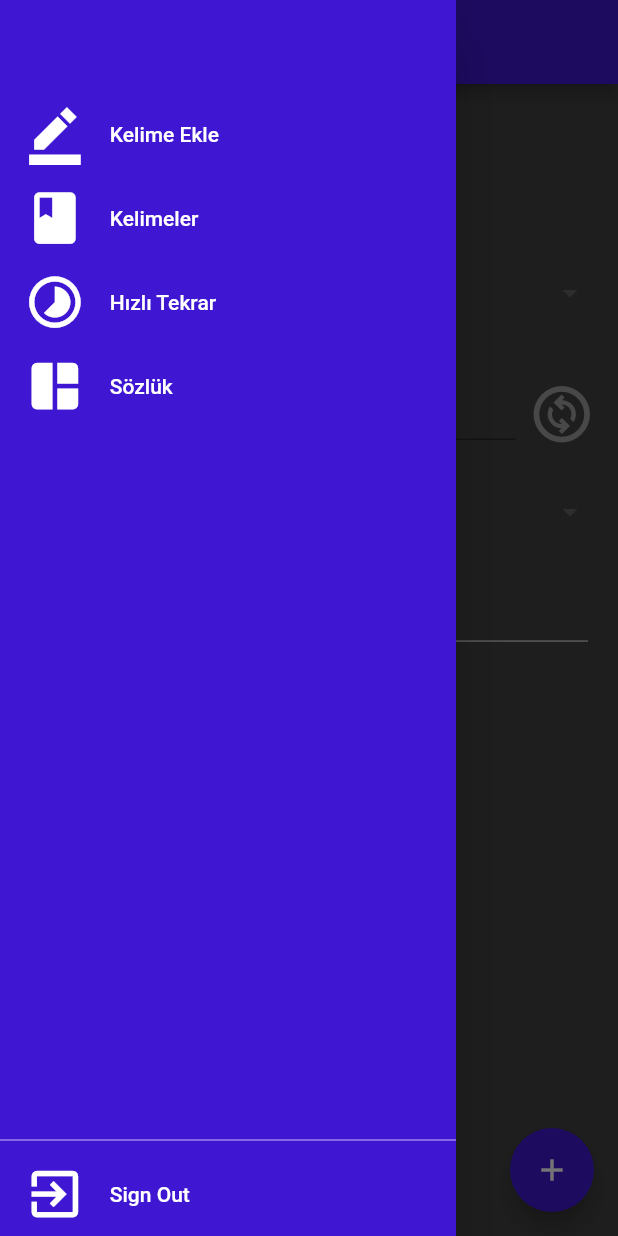
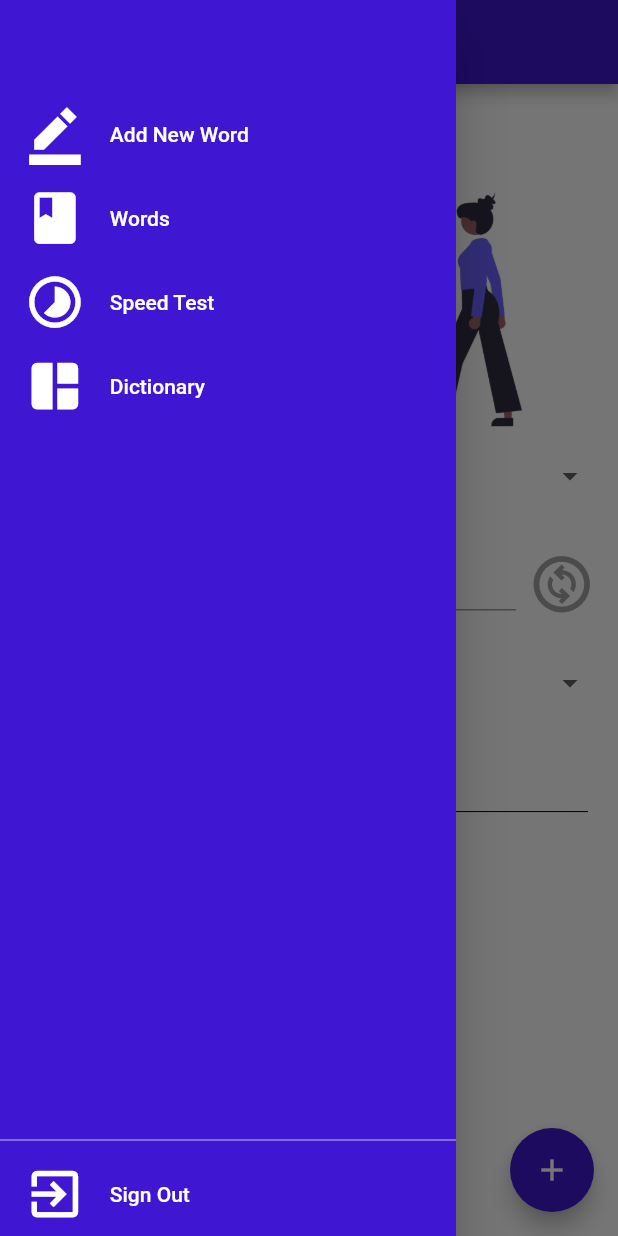
Before and after one commit to erdemsaray/WordFusionApp, a Flutter app: the TranslatePage screen opened by its route, with the side drawer open, on a phone screen of 412 x 824 dp. Run offline on Flutter 3.47's test engine with Material 2 defaults, Android fonts, the phone set to English and light mode, and no system bars; our stand-ins replace cloud_firestore, firebase_auth, firebase_core, google_sign_in; missing offline and left inert: translator; accounts and stored records are empty.

Commit message:
translate

```diff
--- a/lib/screens/speedtestpage.dart
+++ b/lib/screens/speedtestpage.dart
@@ -41,11 +41,12 @@ void soruHazirla() {
   cevaplar.clear();
 
   if (kelimeler.length < 4) {
-    questionWord = "yeterli kelime yok";
-    cevaplar.add("yeterli kelime yok");
-    cevaplar.add("yeterli kelime yok");
-    cevaplar.add("yeterli kelime yok");
-    cevaplar.add("yeterli kelime yok");
+    questionWord = "4 words required!";
+    cevaplar.add("not enough words");
+    cevaplar.add("not enough words");
+    cevaplar.add("not enough words");
+    cevaplar.add("not enough words");
+    timer!.cancel();
   } else {
     //bu kısımda hata veriyor
     int x = Random().nextInt(kelimeler.length - 1);
@@ -337,8 +338,8 @@ class _SpeedTestPageState extends State<SpeedTestPage> {
                                   child: Row(
                                     mainAxisAlignment: MainAxisAlignment.spaceAround,
                                     children: [
-                                      Text("Puan: ${puan}"),
-                                      Text("Kalan Süre: ${kalanSure}"),
+                                      Text("Score: ${puan}"),
+                                      Text("Time: ${kalanSure}"),
                                     ],
                                   ),
                                 ),
@@ -387,6 +388,7 @@ class _SpeedTestPageState extends State<SpeedTestPage> {
 
   void startTimer() {
     timer = Timer.periodic(const Duration(seconds: 1), (timer) {
+      if (mounted) {
         setState(() {
           if (kalanSure < 1) {
             timer.cancel();
@@ -402,6 +404,7 @@ class _SpeedTestPageState extends State<SpeedTestPage> {
             kalanSure--;
           }
         });
+      }
     });
   }
 }
--- a/lib/screens/translatepage.dart
+++ b/lib/screens/translatepage.dart
@@ -40,8 +40,10 @@ class _TranslatePageState extends State<TranslatePage> {
   @override
   Widget build(BuildContext context) {
     double heightSize = MediaQuery.of(context).size.height;
+    double widthSize = MediaQuery.of(context).size.width;
 
     return Scaffold(
+        backgroundColor: Colors.white,
         extendBodyBehindAppBar: true,
         floatingActionButton: FloatingActionButton(
           backgroundColor: ColorItems.mainColor,
@@ -56,8 +58,11 @@ class _TranslatePageState extends State<TranslatePage> {
           title: const Text('Translate Page'),
           centerTitle: true,
         ),
-        body: Container(
-          color: const Color.fromARGB(255, 67, 66, 66),
+        body: SingleChildScrollView(
+          reverse: true,
+          child: Container(
+            height: widthSize * 1.40,
+            color: Colors.white,
             child: Padding(
               padding: const EdgeInsets.symmetric(horizontal: 20),
               child: DefaultTextStyle(
@@ -65,22 +70,22 @@ class _TranslatePageState extends State<TranslatePage> {
                 child: ListView(
                   children: [
                     Padding(
-                    padding: EdgeInsets.only(top: heightSize * 0.14),
-                    child: DropdownButtonHideUnderline(
+                      padding: EdgeInsets.only(right: heightSize * 0.03, top: 30, bottom: heightSize * 0.01),
+                      child: SizedBox(
+                        child: Image.asset('assets/translateimage.png'),
+                      ),
+                    ),
+                    DropdownButtonHideUnderline(
                       child: DropdownButton<String>(
-                        dropdownColor: const Color.fromARGB(255, 67, 66, 66),
+                        dropdownColor: Colors.white,
                         style: const TextStyle(
                           fontSize: 24,
-                          color: Colors.white,
+                          color: ColorItems.translateBlue,
                         ),
                         value: value,
                         items: languageItems.map(buildMenuItem).toList(),
                         onChanged: (value) => setState(() => this.value = value),
                       ),
-                    ),
-                  ),
-                  const SizedBox(
-                    height: 8,
                     ),
                     Row(
                       crossAxisAlignment: CrossAxisAlignment.end,
@@ -119,7 +124,7 @@ class _TranslatePageState extends State<TranslatePage> {
                           ),
                         ),
                         IconButton(
-                          color: Colors.grey,
+                            color: Color.fromARGB(255, 165, 164, 164),
                             onPressed: () {
                               String? temp = value;
                               value = value2;
@@ -137,10 +142,10 @@ class _TranslatePageState extends State<TranslatePage> {
                     ),
                     DropdownButtonHideUnderline(
                       child: DropdownButton<String>(
-                      dropdownColor: const Color.fromARGB(255, 67, 66, 66),
+                        dropdownColor: Colors.white,
                         style: const TextStyle(
                           fontSize: 24,
-                        color: Colors.white,
+                          color: ColorItems.translateBlue,
                         ),
                         value: value2,
                         items: languageItems.map(buildMenuItem).toList(),
@@ -152,13 +157,15 @@ class _TranslatePageState extends State<TranslatePage> {
                     ),
                     Text(
                       translated,
-                    style: const TextStyle(color: ColorItems.translateBlue, fontWeight: FontWeight.bold, fontSize: 36),
+                      style:
+                          const TextStyle(color: ColorItems.translateBlue, fontWeight: FontWeight.bold, fontSize: 36),
                     ),
                     const Divider(
                       height: 20,
-                    color: Colors.white,
+                      color: Colors.black,
                     )
                   ],
+                ),
               ),
             ),
           ),
--- a/lib/widget/navigation_drawer_widget.dart
+++ b/lib/widget/navigation_drawer_widget.dart
@@ -17,15 +17,15 @@ class NavigationDrawerWidget extends StatelessWidget {
             children: <Widget>[
               SizedBox(height: size * 1.5),
               buildMenuItem(
-                  text: "Kelime Ekle",
+                  text: "Add New Word",
                   icon: Icons.border_color_sharp,
                   size: size,
                   onClicked: () => selectedItem(context, 3)),
-              buildMenuItem(text: "Kelimeler", icon: Icons.book, size: size, onClicked: () => selectedItem(context, 1)),
+              buildMenuItem(text: "Words", icon: Icons.book, size: size, onClicked: () => selectedItem(context, 1)),
               buildMenuItem(
-                  text: "Hızlı Tekrar", icon: Icons.timelapse, size: size, onClicked: () => selectedItem(context, 2)),
+                  text: "Speed Test", icon: Icons.timelapse, size: size, onClicked: () => selectedItem(context, 2)),
               buildMenuItem(
-                  text: "Sözlük",
+                  text: "Dictionary",
                   icon: Icons.auto_awesome_mosaic,
                   size: size,
                   onClicked: () => selectedItem(context, 4)),
```
Also changed, not shown: assets/translateimage.png (added), pubspec.lock, 2 other files. Lines whose indentation alone changed are shown as unchanged.
